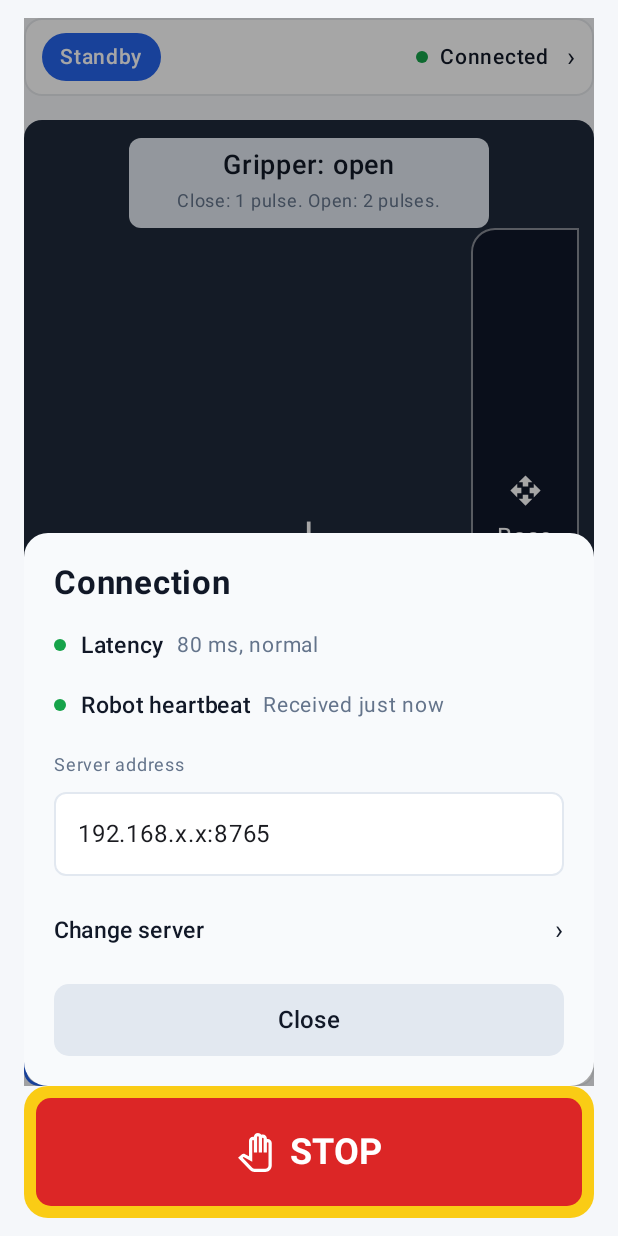
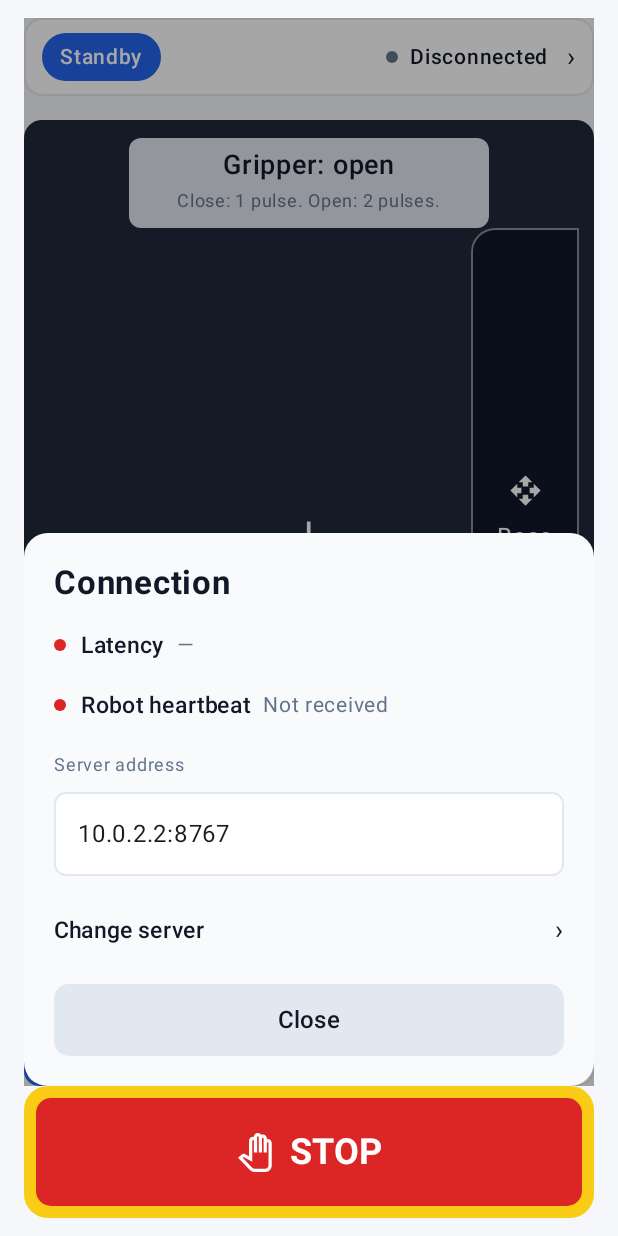
Before and after one commit to WIDM/teleop-android, an Android app built with Jetpack Compose: the screen it shows after launch (MainActivity), after a tap on "Connection", on a phone screen of 412 x 824 dp. Run offline under Robolectric (Android 15) with nearby library versions, the phone set to English and light mode, and no system bars; 1 other tap on this screen came first.

Commit message:
Connect to the teleop server over WebSocket and show live link status (A-23)

```diff
--- a/app/build.gradle.kts
+++ b/app/build.gradle.kts
@@ -46,6 +46,7 @@ dependencies {
     implementation(libs.androidx.compose.ui.tooling.preview)
     implementation(libs.androidx.core.ktx)
     implementation(libs.androidx.lifecycle.runtime.ktx)
+    implementation(libs.okhttp)
     testImplementation(libs.junit)
     androidTestImplementation(platform(libs.androidx.compose.bom))
     androidTestImplementation(libs.androidx.compose.ui.test.junit4)
--- a/app/src/main/AndroidManifest.xml
+++ b/app/src/main/AndroidManifest.xml
@@ -1,6 +1,7 @@
 <?xml version="1.0" encoding="utf-8"?>
 <manifest xmlns:android="http://schemas.android.com/apk/res/android"
     xmlns:tools="http://schemas.android.com/tools">
+    <uses-permission android:name="android.permission.INTERNET" />
 
     <application
         android:allowBackup="true"
@@ -10,7 +11,8 @@
         android:label="@string/app_name"
         android:roundIcon="@mipmap/ic_launcher_round"
         android:supportsRtl="true"
-        android:theme="@style/Theme.Teleop">
+        android:theme="@style/Theme.Teleop"
+        android:usesCleartextTraffic="true">
         <activity
             android:name=".MainActivity"
             android:exported="true"
--- a/app/src/main/java/widm/teleop/app/ControlScreen.kt
+++ b/app/src/main/java/widm/teleop/app/ControlScreen.kt
@@ -10,6 +10,7 @@ import androidx.compose.foundation.shape.CircleShape
 import androidx.compose.foundation.shape.RoundedCornerShape
 import androidx.compose.material3.Text
 import androidx.compose.runtime.Composable
+import androidx.compose.runtime.DisposableEffect
 import androidx.compose.ui.Alignment
 import androidx.compose.ui.Modifier
 import androidx.compose.ui.graphics.Color
@@ -71,6 +72,12 @@ private val HoldOrange = Color(0xFFF59E0B)
 fun ControlScreen(modifier: Modifier = Modifier) {
     var showConnection by rememberSaveable { mutableStateOf(false) }
     var eStopped by rememberSaveable { mutableStateOf(false) }
+    val link = remember { TeleopLink() }
+
+    DisposableEffect(link) {
+        link.connect(DEFAULT_SERVER_URL)
+        onDispose { link.close() }
+    }
 
     Column(
         modifier = modifier
@@ -84,7 +91,7 @@ fun ControlScreen(modifier: Modifier = Modifier) {
                 modifier = Modifier.fillMaxSize(),
                 verticalArrangement = Arrangement.spacedBy(16.dp)
             ) {
-                TopBar(eStopped = eStopped, onConnectedClick = {  if (!eStopped) showConnection = true })
+                TopBar(eStopped = eStopped, linkStatus = link.status, onConnectedClick = {  if (!eStopped) showConnection = true })
                 if (eStopped) {
                     EStopScreen(
                         onRelease = { eStopped = false },
@@ -110,6 +117,8 @@ fun ControlScreen(modifier: Modifier = Modifier) {
                 // 第 3 層：面板貼底
                 ConnectionPanel(
                     onClose = { showConnection = false },
+                    latencyMs = link.latencyMs,
+                    stateAgeMs = link.stateAgeMs,
                     modifier = Modifier
                         .align(Alignment.BottomCenter)
                         .clickable(
@@ -135,7 +144,12 @@ private fun ControlScreenPreview() {
 
 // ① 頂部列：左邊 Standby，右邊 Connected（假資料，寫死）
 @Composable
-fun TopBar(modifier: Modifier = Modifier, eStopped: Boolean = false, onConnectedClick: () -> Unit) {
+fun TopBar(
+    modifier: Modifier = Modifier,
+    eStopped: Boolean = false,
+    linkStatus: LinkStatus,
+    onConnectedClick: () -> Unit
+) {
     Row(
         modifier = modifier
             .fillMaxWidth()
@@ -158,14 +172,19 @@ fun TopBar(modifier: Modifier = Modifier, eStopped: Boolean = false, onConnected
         // 把右邊的東西推到最右側
         Spacer(Modifier.weight(1f))
 
-        // 綠點 + Connected + 箭頭：包進一個可以點的小 Row
+        // 狀態點 + 連線狀態 + 箭頭
         Row(
             modifier = Modifier.clickable { onConnectedClick() },
             verticalAlignment = Alignment.CenterVertically
         ) {
-            Box(Modifier.size(8.dp).background(ConnectedGreen, CircleShape))
+            val (dotColor, linkText) = when (linkStatus) {
+                LinkStatus.Connected -> ConnectedGreen to "Connected"
+                LinkStatus.Connecting -> HoldOrange to "Connecting…"
+                LinkStatus.Disconnected -> TextMuted to "Disconnected"
+            }
+            Box(Modifier.size(8.dp).background(dotColor, CircleShape))
             Spacer(Modifier.width(8.dp))
-            Text("Connected", color = TextDark, fontSize = 14.sp, fontWeight = FontWeight.Medium)
+            Text(linkText, color = TextDark, fontSize = 14.sp, fontWeight = FontWeight.Medium)
             Spacer(Modifier.width(12.dp))
             Text("›", color = TextDark, fontSize = 18.sp)
         }
@@ -176,7 +195,7 @@ fun TopBar(modifier: Modifier = Modifier, eStopped: Boolean = false, onConnected
 @Preview(showBackground = true, backgroundColor = 0xFFF5F7FA)
 @Composable
 private fun TopBarPreview() {
-    TopBar(Modifier.padding(16.dp), onConnectedClick = {})
+    TopBar(Modifier.padding(16.dp), linkStatus = LinkStatus.Connected, onConnectedClick = {})
 }
 
 // ② 視角區：深藍底，上面貼 4 樣東西
@@ -350,8 +369,13 @@ private fun BottomPreview() {
 
 // ③ Connection 面板（假資料，寫死）
 @Composable
-fun ConnectionPanel(onClose: () -> Unit, modifier: Modifier = Modifier) {
-    var serverAddress by remember { mutableStateOf("192.168.x.x:8765") }
+fun ConnectionPanel(
+    onClose: () -> Unit,
+    modifier: Modifier = Modifier,
+    latencyMs: Long? = null,
+    stateAgeMs: Long? = null
+) {
+    var serverAddress by remember { mutableStateOf(DEFAULT_SERVER_URL.removePrefix("ws://")) }
 
     Column(
         modifier = modifier
@@ -362,8 +386,24 @@ fun ConnectionPanel(onClose: () -> Unit, modifier: Modifier = Modifier) {
     ) {
         Text("Connection", color = TextDark, fontSize = 22.sp, fontWeight = FontWeight.Bold)
 
-        StatusRow(label = "Latency", value = "80 ms, normal")
-        StatusRow(label = "Robot heartbeat", value = "Received just now")
+        StatusRow(
+            label = "Latency",
+            value = when {
+                latencyMs == null -> "—"
+                latencyMs < 400 -> "$latencyMs ms, normal"
+                else -> "$latencyMs ms, slow"
+            },
+            ok = latencyMs != null && latencyMs < 400
+        )
+        StatusRow(
+            label = "Robot heartbeat",
+            value = when {
+                stateAgeMs == null -> "Not received"
+                stateAgeMs < 1000 -> "Received just now"
+                else -> "${stateAgeMs / 1000} s ago"
+            },
+            ok = stateAgeMs != null && stateAgeMs < 1000
+        )
 
         Column(verticalArrangement = Arrangement.spacedBy(6.dp)) {
             Text("Server address", color = TextMuted, fontSize = 12.sp)
@@ -410,9 +450,9 @@ fun ConnectionPanel(onClose: () -> Unit, modifier: Modifier = Modifier) {
 
 // 綠點 + 粗體標籤 + 灰色說明
 @Composable
-private fun StatusRow(label: String, value: String) {
+private fun StatusRow(label: String, value: String, ok: Boolean = true) {
     Row(verticalAlignment = Alignment.CenterVertically) {
-        Box(Modifier.size(8.dp).background(ConnectedGreen, CircleShape))
+        Box(Modifier.size(8.dp).background(if (ok) ConnectedGreen else StopRed, CircleShape))
         Spacer(Modifier.width(10.dp))
         Text(label, color = TextDark, fontSize = 15.sp, fontWeight = FontWeight.SemiBold)
         Spacer(Modifier.width(8.dp))
--- /dev/null
+++ b/app/src/main/java/widm/teleop/app/TeleopLink.kt
@@ -0,0 +1,163 @@
+package widm.teleop.app
+
+import android.os.Handler
+import android.os.Looper
+import android.os.SystemClock
+import android.util.Log
+import androidx.compose.runtime.getValue
+import androidx.compose.runtime.mutableStateOf
+import androidx.compose.runtime.setValue
+import okhttp3.OkHttpClient
+import okhttp3.Request
+import okhttp3.Response
+import okhttp3.WebSocket
+import okhttp3.WebSocketListener
+import org.json.JSONObject
+
+// Emulator: 10.0.2.2 is the computer running the emulator.
+const val DEFAULT_SERVER_URL = "ws://10.0.2.2:8767"
+private const val TAG = "TeleopLink"
+private const val TICK_MS = 500L              // send `test` twice a second
+private const val READY_TIMEOUT_MS = 5_000L   // welcome + first state within 5 s
+private const val SILENCE_TIMEOUT_MS = 3_000L // 3 s of silence = link lost
+
+enum class LinkStatus { Disconnected, Connecting, Connected }
+
+/** Talks to the teleop server over one WebSocket. All work runs on the main thread. */
+class TeleopLink {
+    var status by mutableStateOf(LinkStatus.Disconnected)
+        private set
+    var latencyMs by mutableStateOf<Long?>(null)   // last round trip of `test`
+        private set
+    var stateAgeMs by mutableStateOf<Long?>(null)  // time since the last `state`
+        private set
+
+    private val client = OkHttpClient()
+    private val mainHandler = Handler(Looper.getMainLooper())
+    private var socket: WebSocket? = null
+    private var seq = 0L
+    private var gotWelcome = false
+    private var connectStartedAt = 0L
+    private var lastHeardAt = 0L
+    private var lastStateAt = 0L
+
+    // runs every TICK_MS while a socket is open
+    private val tick = object : Runnable {
+        override fun run() {
+            onTick()
+            if (socket != null) mainHandler.postDelayed(this, TICK_MS)
+        }
+    }
+
+    fun connect(url: String) {
+        close()
+        seq = 0
+        gotWelcome = false
+        status = LinkStatus.Connecting
+        connectStartedAt = SystemClock.elapsedRealtime()
+        lastHeardAt = connectStartedAt
+        lastStateAt = 0L
+        socket = client.newWebSocket(Request.Builder().url(url).build(), Listener())
+        mainHandler.postDelayed(tick, TICK_MS)
+    }
+
+    fun close() {
+        mainHandler.removeCallbacks(tick)
+        socket?.close(1000, "bye")
+        socket = null
+        resetLinkState()
+    }
+
+    fun send(type: String, payload: JSONObject = JSONObject()) {
+        val ws = socket ?: return
+        seq += 1
+        val msg = JSONObject()
+            .put("v", 1)
+            .put("type", type)
+            .put("ts", System.currentTimeMillis())
+            .put("seq", seq)
+            .put("payload", payload)
+        ws.send(msg.toString())
+        if (type != "test") Log.d(TAG, "-> $msg")  // don't flood Logcat with tests
+    }
+
+
+    private fun onTick() {
+        val now = SystemClock.elapsedRealtime()
+        if (status == LinkStatus.Connecting && now - connectStartedAt > READY_TIMEOUT_MS) {
+            drop("not ready within 5 s")
+            return
+        }
+        if (now - lastHeardAt > SILENCE_TIMEOUT_MS) {
+            drop("no message for 3 s")
+            return
+        }
+        if (status == LinkStatus.Connected) send("test")
+        stateAgeMs = if (lastStateAt == 0L) null else now - lastStateAt
+    }
+
+    private fun handle(msg: JSONObject) {
+        lastHeardAt = SystemClock.elapsedRealtime()
+        val type = msg.optString("type")
+        if (type != "state" && type != "test") Log.d(TAG, "<- $msg")
+        when (type) {
+            "welcome" -> gotWelcome = true
+            "state" -> {
+                lastStateAt = lastHeardAt
+                if (gotWelcome) status = LinkStatus.Connected
+            }
+            // the echo carries our own send time
+            "test" -> latencyMs = System.currentTimeMillis() - msg.optLong("ts")
+        }
+    }
+
+    private inner class Listener : WebSocketListener() {
+        override fun onOpen(webSocket: WebSocket, response: Response) {
+            mainHandler.post {
+                if (socket !== webSocket) return@post
+                send("hello", JSONObject().put("client", "phone").put("name", "teleop-android/0.1"))
+            }
+        }
+
+        override fun onMessage(webSocket: WebSocket, text: String) {
+            mainHandler.post {
+                if (socket !== webSocket) return@post
+                handle(JSONObject(text))
+            }
+        }
+
+        override fun onClosing(webSocket: WebSocket, code: Int, reason: String) {
+            webSocket.close(1000, null)
+        }
+
+        override fun onClosed(webSocket: WebSocket, code: Int, reason: String) {
+            mainHandler.post { lost(webSocket, "closed $code") }
+        }
+
+        override fun onFailure(webSocket: WebSocket, t: Throwable, response: Response?) {
+            mainHandler.post { lost(webSocket, "failure $t") }
+        }
+    }
+
+    // we decide the link is dead and hang up
+    private fun drop(why: String) {
+        val ws = socket ?: return
+        lost(ws, why)
+        ws.cancel()
+    }
+
+    private fun lost(webSocket: WebSocket, why: String) {
+        if (socket !== webSocket) return
+        Log.w(TAG, "link lost: $why")
+        mainHandler.removeCallbacks(tick)
+        socket = null
+        resetLinkState()
+    }
+
+
+    private fun resetLinkState() {
+        status = LinkStatus.Disconnected
+        latencyMs = null
+        stateAgeMs = null
+    }
+}
--- a/gradle/libs.versions.toml
+++ b/gradle/libs.versions.toml
@@ -8,6 +8,7 @@ lifecycleRuntimeKtx = "2.6.1"
 activityCompose = "1.8.0"
 kotlin = "2.2.10"
 composeBom = "2026.02.01"
+okhttp = "4.12.0"
 
 [libraries]
 androidx-core-ktx = { group = "androidx.core", name = "core-ktx", version.ref = "coreKtx" }
@@ -25,6 +26,7 @@ androidx-compose-ui-test-manifest = { group = "androidx.compose.ui", name = "ui-
 androidx-compose-ui-test-junit4 = { group = "androidx.compose.ui", name = "ui-test-junit4" }
 androidx-compose-material3 = { group = "androidx.compose.material3", name = "material3" }
 androidx-compose-material-icons-extended = { group = "androidx.compose.material", name = "material-icons-extended" }
+okhttp = { group = "com.squareup.okhttp3", name = "okhttp", version.ref = "okhttp" }
 
 [plugins]
 android-application = { id = "com.android.application", version.ref = "agp" }
```
